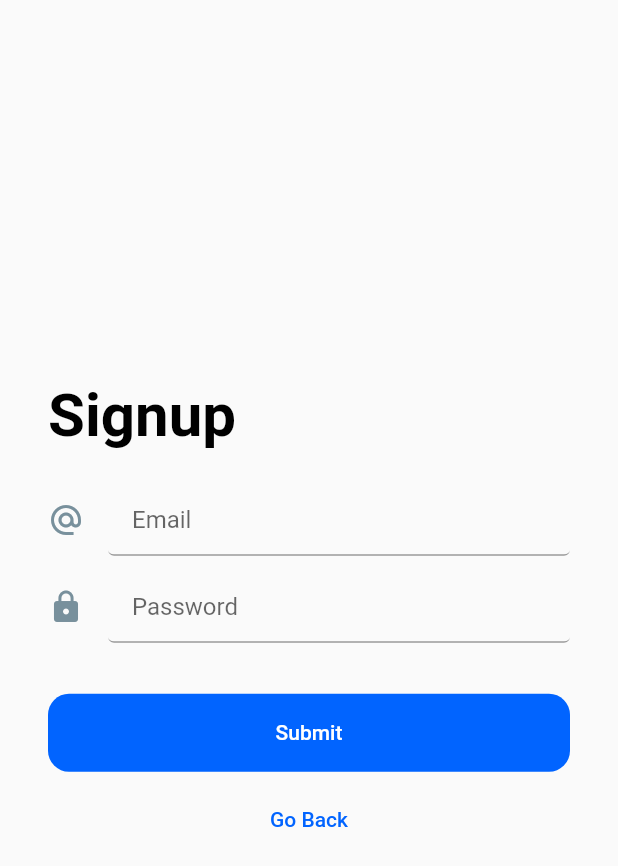
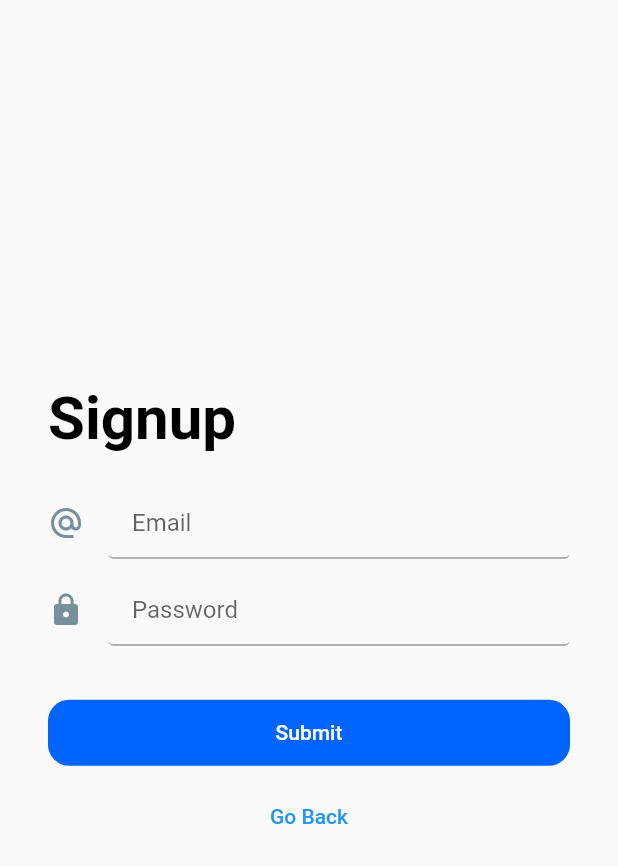
Before and after one commit to antonvinceguinto/flutter-bloc-sample, a Flutter app: the SignupView screen opened directly, on a phone screen of 412 x 824 dp. Shown: the top 866 px of the screen. Run offline on Flutter 3.47's test engine with Material 2 defaults, Android fonts, the light colour scheme and no system bars; our stand-ins replace auto_route, bloc, cloud_firestore, equatable, firebase_auth, firebase_core and 3 more; missing offline and left inert: firebase_auth_platform_interface, flow_builder; accounts and stored records are empty; generated files the repository leaves out were written again; Roboto replaces fonts that are missing (Kanit).

Commit message:
ptch: update ui

```diff
--- a/lib/app/view/app.dart
+++ b/lib/app/view/app.dart
@@ -85,7 +85,8 @@ class _AppViewState extends State<AppView> {
           style: ElevatedButton.styleFrom(
             elevation: 0,
             primary: const Color(0xFF0164FF),
-            padding: const EdgeInsets.all(18),
+            padding: const EdgeInsets.all(14),
+            shadowColor: Colors.transparent,
             shape: RoundedRectangleBorder(
               borderRadius: BorderRadius.circular(14),
             ),
--- a/lib/features/auth/login/login_page.dart
+++ b/lib/features/auth/login/login_page.dart
@@ -64,7 +64,7 @@ class LoginView extends StatelessWidget {
                 mainAxisAlignment: MainAxisAlignment.center,
                 children: [
                   Image.asset(
-                    'assets/images/logo.png',
+                    'assets/images/flutter-logo.png',
                     width: 120,
                   ),
                   const SizedBox(height: 20),
--- a/lib/features/auth/signup/signup_page.dart
+++ b/lib/features/auth/signup/signup_page.dart
@@ -143,11 +143,22 @@ class SignupView extends StatelessWidget {
                         },
                       ),
                       const SizedBox(height: 8),
-                      TextButton(
-                        child: const Text('Go Back'),
-                        onPressed: () async {
-                          await AutoRouter.of(context).pop();
-                        },
+                      SizedBox(
+                        width: double.infinity,
+                        child: ElevatedButton(
+                          style: ElevatedButton.styleFrom(
+                            primary: Colors.transparent,
+                          ),
+                          onPressed: () {
+                            AutoRouter.of(context).pop();
+                          },
+                          child: Text(
+                            'Go Back',
+                            style: Theme.of(context).textTheme.button!.copyWith(
+                                  color: Colors.blue,
+                                ),
+                          ),
+                        ),
                       ),
                     ],
                   ),
```
Also changed, not shown: assets/images/flutter-logo.png (added), pubspec.lock.
